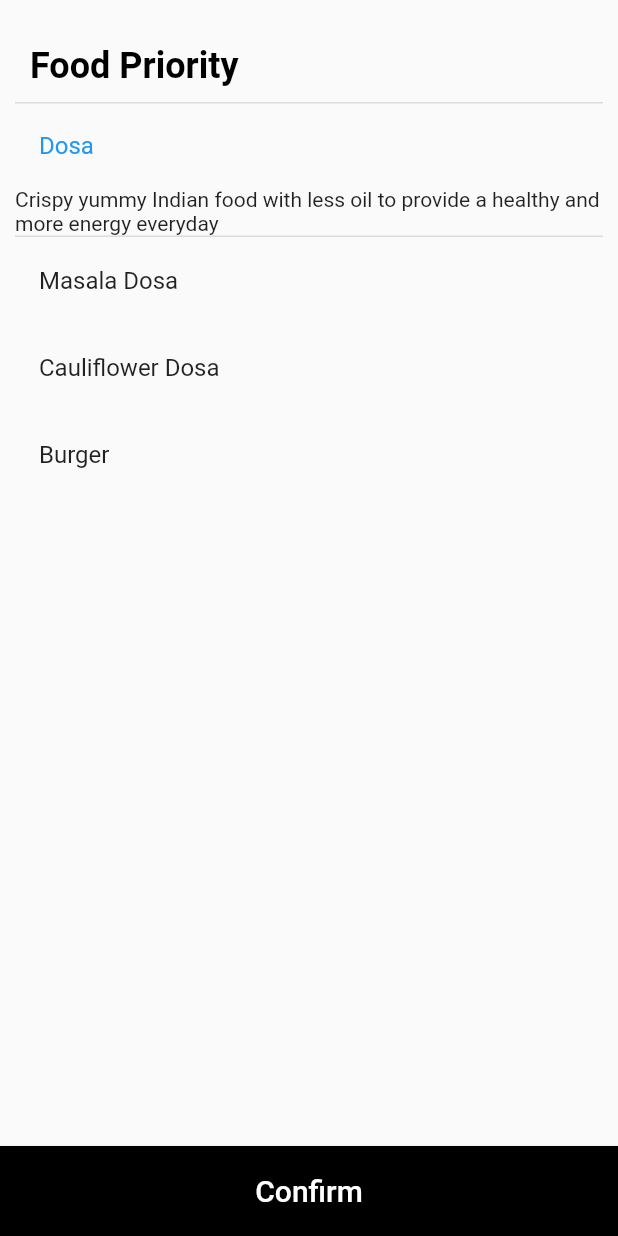
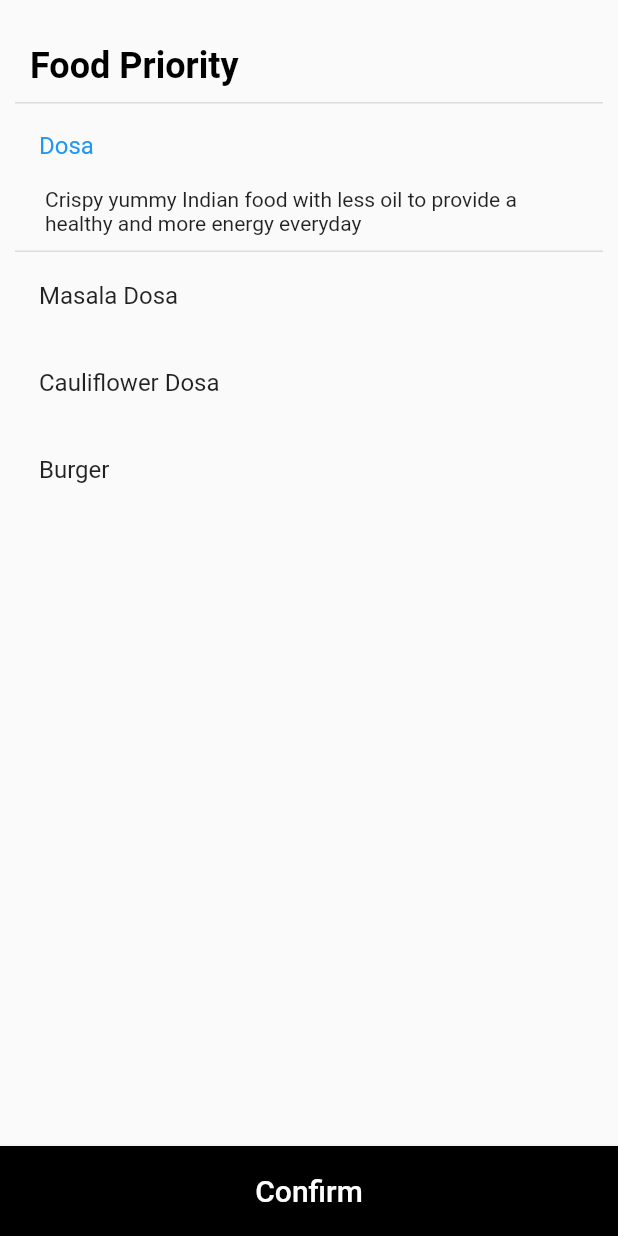
Before and after one commit to gowthammg12/ineuron-dinein, a Flutter app: the FoodPriorityScreen screen opened directly, after a tap on "Dosa", on a phone screen of 412 x 824 dp. Run offline on Flutter 3.47's test engine with Material 2 defaults, Android fonts, the phone set to English and light mode, and no system bars; our stand-ins replace animated_text_kit, equatable, firebase_auth, firebase_core, flutter_bloc, smooth_star_rating_null_safety and 1 more; accounts and stored records are empty.

Commit message:
Food_priority screen alignment

```diff
--- a/lib/screens/food_priority.dart
+++ b/lib/screens/food_priority.dart
@@ -68,7 +68,10 @@ class _FoodPriorityScreenState extends State<FoodPriorityScreen> {
                   key: Key(item.id),
                   title: Text(item.name),
                   children: [
-                    Text(item.description),
+                    Padding(
+                      padding: const EdgeInsets.only(left: 20,right:30,bottom: 10),
+                      child: Text(item.description),
+                    ),
                   ],
                   trailing: SizedBox.shrink(),
                 );
```
